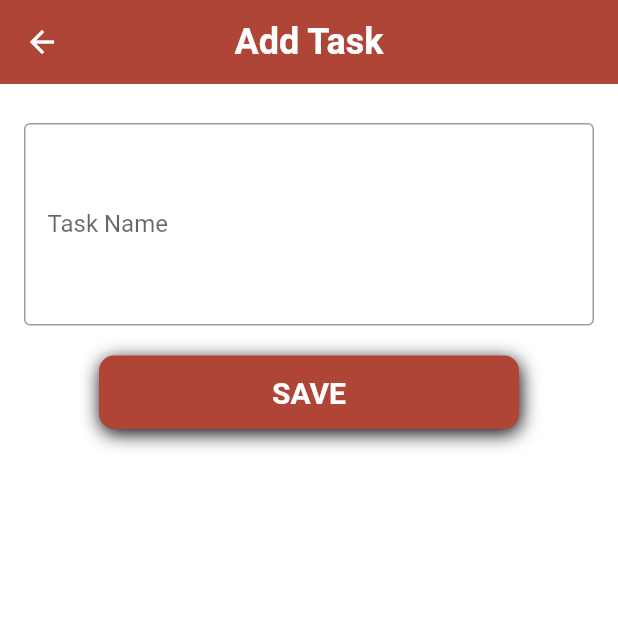
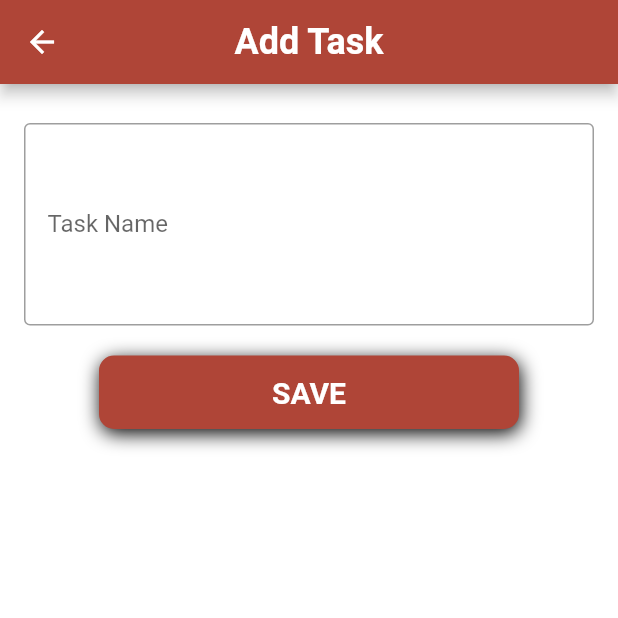
Before and after one commit to ahmedelshamy4/TaskApp, a Flutter app: the AddTaskScreen screen opened directly, on a phone screen of 412 x 824 dp, the top half of it. Run offline on Flutter 3.47's test engine with Material 2 defaults, Android fonts, the phone set to English and light mode, and no system bars; our stand-ins replace firebase_auth, firebase_core, firebase_database, fluttertoast, share; missing offline and left inert: ndialog; accounts and stored records are empty.

Commit message:
Update add_task_screen.dart

```diff
--- a/lib/screen/add_task_screen.dart
+++ b/lib/screen/add_task_screen.dart
@@ -20,8 +20,6 @@ class _AddTaskScreenState extends State<AddTaskScreen> {
     return Scaffold(
       appBar: AppBar(
         title: const Text('Add Task'),
-        centerTitle: true,
-        elevation: 0.0,
       ),
       body: Padding(
         padding: const EdgeInsets.all(16),
```
